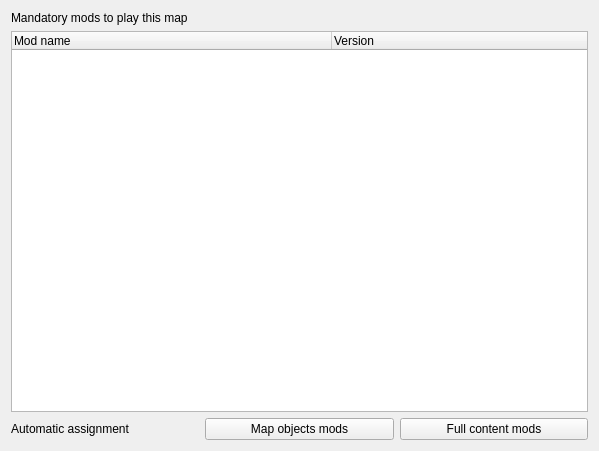
vcmi/vcmi, file mapeditor/mapsettings/modsettings.ui: the form before one commit.
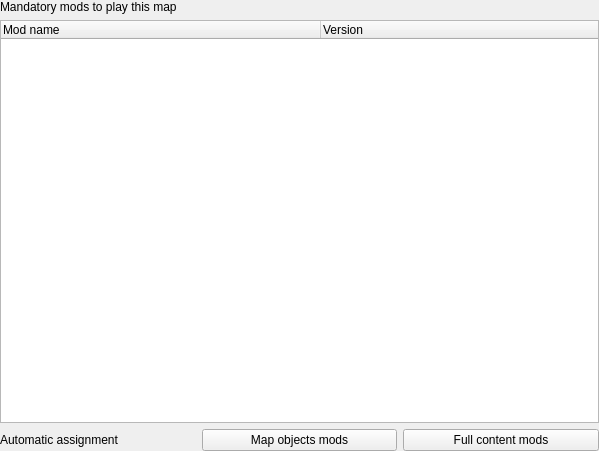
The form after the commit.

```diff
--- a/mapeditor/mapsettings/modsettings.ui
+++ b/mapeditor/mapsettings/modsettings.ui
@@ -14,6 +14,18 @@
    <string>Form</string>
   </property>
   <layout class="QVBoxLayout" name="verticalLayout">
+   <property name="leftMargin">
+    <number>0</number>
+   </property>
+   <property name="topMargin">
+    <number>0</number>
+   </property>
+   <property name="rightMargin">
+    <number>0</number>
+   </property>
+   <property name="bottomMargin">
+    <number>0</number>
+   </property>
    <item>
     <widget class="QLabel" name="label_7">
      <property name="text">
```
